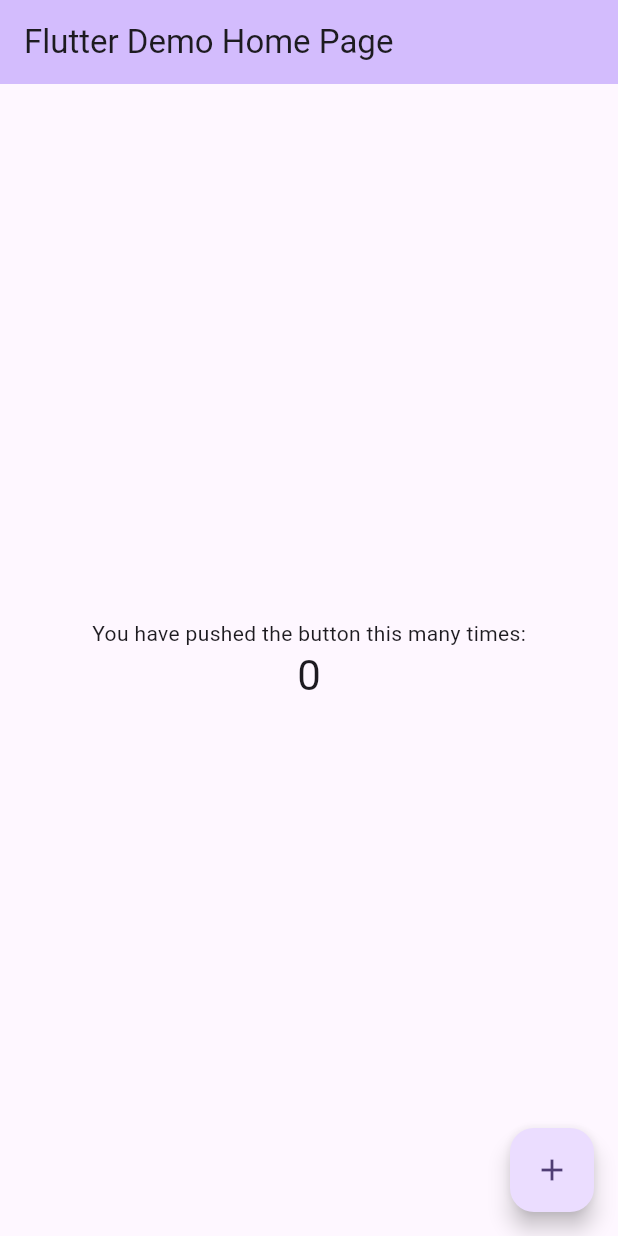
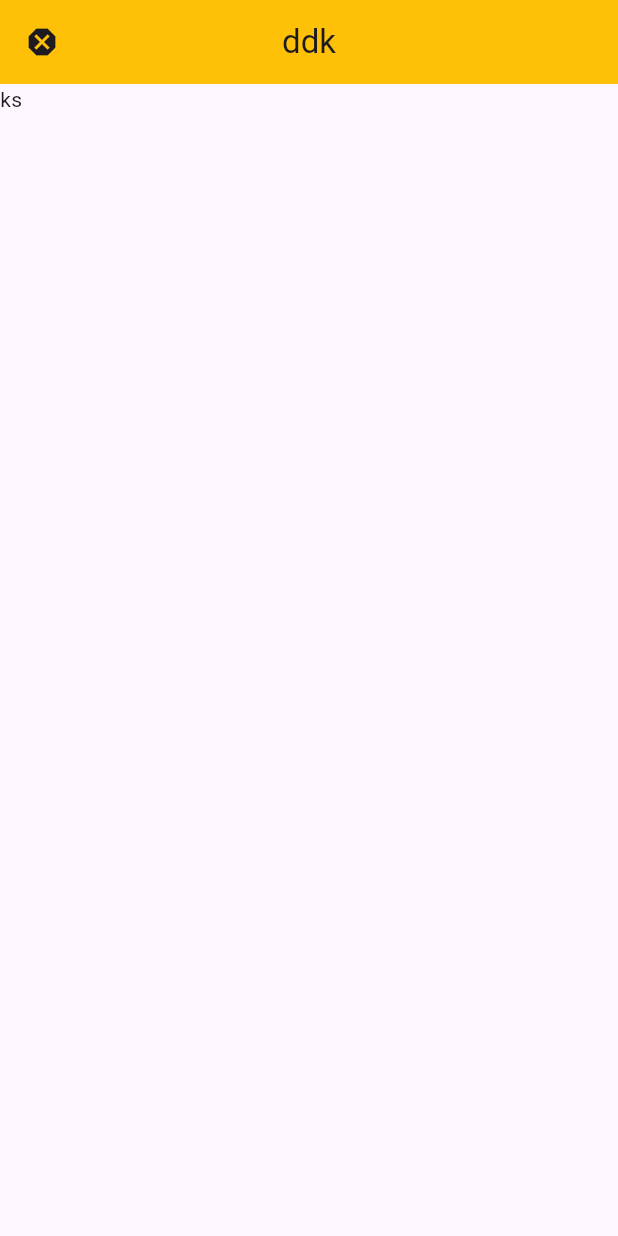
Before and after one commit to Ala-Techno/trendfashion, a Flutter app: the screen it shows after launch, on a phone screen of 412 x 824 dp. Run offline on Flutter 3.47's test engine with Material 3 defaults, Android fonts, the phone set to English and light mode, and no system bars.

Commit message:
feat(main): set up the main

```diff
--- /dev/null
+++ b/devtools_options.yaml
@@ -0,0 +1,3 @@
+description: This file stores settings for Dart & Flutter DevTools.
+documentation: https://docs.flutter.dev/tools/devtools/extensions#configure-extension-enablement-states
+extensions:
--- a/lib/main.dart
+++ b/lib/main.dart
@@ -5,121 +5,31 @@
 }
 
 class MyApp extends StatelessWidget {
-  const MyApp({super.key});
+  const MyApp({Key? key}) : super(key: key);
 
-  // This widget is the root of your application.
   @override
   Widget build(BuildContext context) {
     return MaterialApp(
-      title: 'Flutter Demo',
-      theme: ThemeData(
-        // This is the theme of your application.
-        //
-        // TRY THIS: Try running your application with "flutter run". You'll see
-        // the application has a purple toolbar. Then, without quitting the app,
-        // try changing the seedColor in the colorScheme below to Colors.green
-        // and then invoke "hot reload" (save your changes or press the "hot
-        // reload" button in a Flutter-supported IDE, or press "r" if you used
-        // the command line to start the app).
-        //
-        // Notice that the counter didn't reset back to zero; the application
-        // state is not lost during the reload. To reset the state, use hot
-        // restart instead.
-        //
-        // This works for code too, not just values: Most code changes can be
-        // tested with just a hot reload.
-        colorScheme: ColorScheme.fromSeed(seedColor: Colors.deepPurple),
-        useMaterial3: true,
-      ),
-      home: const MyHomePage(title: 'Flutter Demo Home Page'),
+      debugShowCheckedModeBanner: false,
+      theme: ThemeData.light(useMaterial3: true),
+      home: Te(),
     );
   }
 }
 
-class MyHomePage extends StatefulWidget {
-  const MyHomePage({super.key, required this.title});
-
-  // This widget is the home page of your application. It is stateful, meaning
-  // that it has a State object (defined below) that contains fields that affect
-  // how it looks.
-
-  // This class is the configuration for the state. It holds the values (in this
-  // case the title) provided by the parent (in this case the App widget) and
-  // used by the build method of the State. Fields in a Widget subclass are
-  // always marked "final".
-
-  final String title;
-
-  @override
-  State<MyHomePage> createState() => _MyHomePageState();
-}
-
-class _MyHomePageState extends State<MyHomePage> {
-  int _counter = 0;
-
-  void _incrementCounter() {
-    setState(() {
-      // This call to setState tells the Flutter framework that something has
-      // changed in this State, which causes it to rerun the build method below
-      // so that the display can reflect the updated values. If we changed
-      // _counter without calling setState(), then the build method would not be
-      // called again, and so nothing would appear to happen.
-      _counter++;
-    });
-  }
+class Te extends StatelessWidget {
+  const Te({super.key});
 
   @override
   Widget build(BuildContext context) {
-    // This method is rerun every time setState is called, for instance as done
-    // by the _incrementCounter method above.
-    //
-    // The Flutter framework has been optimized to make rerunning build methods
-    // fast, so that you can just rebuild anything that needs updating rather
-    // than having to individually change instances of widgets.
     return Scaffold(
       appBar: AppBar(
-        // TRY THIS: Try changing the color here to a specific color (to
-        // Colors.amber, perhaps?) and trigger a hot reload to see the AppBar
-        // change color while the other colors stay the same.
-        backgroundColor: Theme.of(context).colorScheme.inversePrimary,
-        // Here we take the value from the MyHomePage object that was created by
-        // the App.build method, and use it to set our appbar title.
-        title: Text(widget.title),
+        title: Text('ddk'),
+        centerTitle: true,
+        leading: Icon(Icons.dangerous),
+        backgroundColor: Colors.amber,
       ),
-      body: Center(
-        // Center is a layout widget. It takes a single child and positions it
-        // in the middle of the parent.
-        child: Column(
-          // Column is also a layout widget. It takes a list of children and
-          // arranges them vertically. By default, it sizes itself to fit its
-          // children horizontally, and tries to be as tall as its parent.
-          //
-          // Column has various properties to control how it sizes itself and
-          // how it positions its children. Here we use mainAxisAlignment to
-          // center the children vertically; the main axis here is the vertical
-          // axis because Columns are vertical (the cross axis would be
-          // horizontal).
-          //
-          // TRY THIS: Invoke "debug painting" (choose the "Toggle Debug Paint"
-          // action in the IDE, or press "p" in the console), to see the
-          // wireframe for each widget.
-          mainAxisAlignment: MainAxisAlignment.center,
-          children: <Widget>[
-            const Text(
-              'You have pushed the button this many times:',
-            ),
-            Text(
-              '$_counter',
-              style: Theme.of(context).textTheme.headlineMedium,
-            ),
-          ],
-        ),
-      ),
-      floatingActionButton: FloatingActionButton(
-        onPressed: _incrementCounter,
-        tooltip: 'Increment',
-        child: const Icon(Icons.add),
-      ), // This trailing comma makes auto-formatting nicer for build methods.
+      body: Text('ks'),
     );
   }
 }
```
Also changed, not shown: pubspec.yaml (+7 -47 lines), pubspec.lock, 4 other files.
